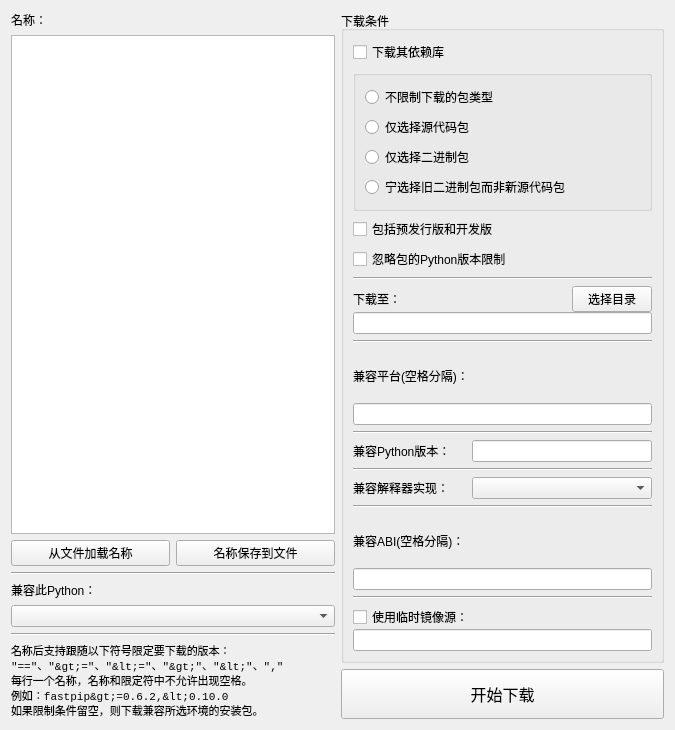
Qt form interface/download_package.ui (hrpzcf/AwesomePyKit) before a commit.
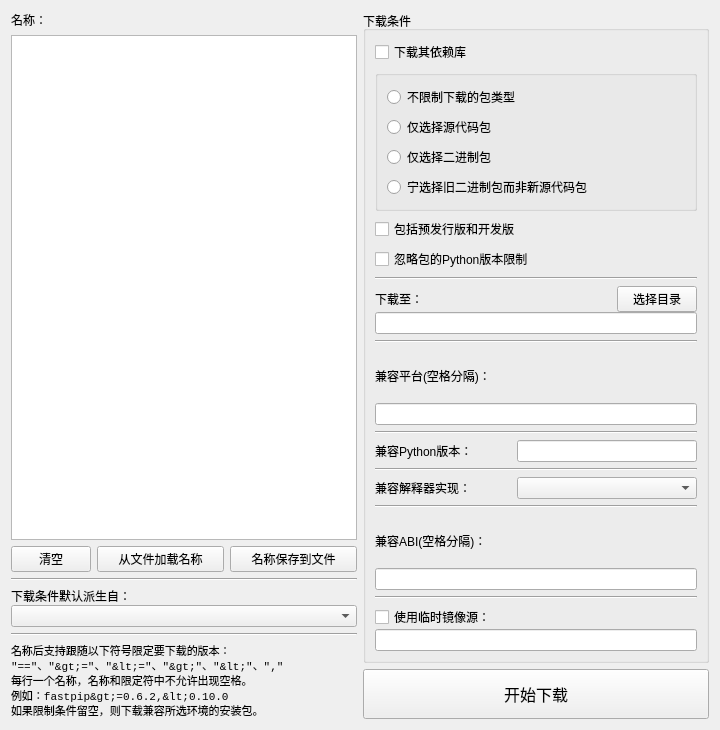
The same form after that commit.

Commit message: fix: 主界面及模块安装包下载器部分ui修正

Patch:
```diff
--- a/interface/download_package.ui
+++ b/interface/download_package.ui
@@ -9,19 +9,19 @@
    <rect>
     <x>0</x>
     <y>0</y>
-    <width>675</width>
+    <width>720</width>
     <height>730</height>
    </rect>
   </property>
   <property name="minimumSize">
    <size>
-    <width>675</width>
+    <width>720</width>
     <height>730</height>
    </size>
   </property>
   <property name="maximumSize">
    <size>
-    <width>675</width>
+    <width>720</width>
     <height>730</height>
    </size>
   </property>
@@ -55,7 +55,14 @@
           </layout>
          </item>
          <item>
-          <layout class="QHBoxLayout" name="horizontalLayout_3">
+          <layout class="QHBoxLayout" name="horizontalLayout_3" stretch="0,1,1">
+           <item>
+            <widget class="QPushButton" name="pb_clear_package_names">
+             <property name="text">
+              <string>清空</string>
+             </property>
+            </widget>
+           </item>
            <item>
             <widget class="QPushButton" name="pb_load_from_text">
              <property name="text">
@@ -83,10 +90,13 @@
        </item>
        <item>
         <layout class="QVBoxLayout" name="verticalLayout_9">
+         <property name="spacing">
+          <number>0</number>
+         </property>
          <item>
           <widget class="QLabel" name="label_8">
            <property name="text">
-            <string>兼容此Python：</string>
+            <string>下载条件默认派生自：</string>
            </property>
           </widget>
          </item>
```
Left out of the diff: 39 changed lines with no effect on the pictures. The commit also changes 3 other files.
